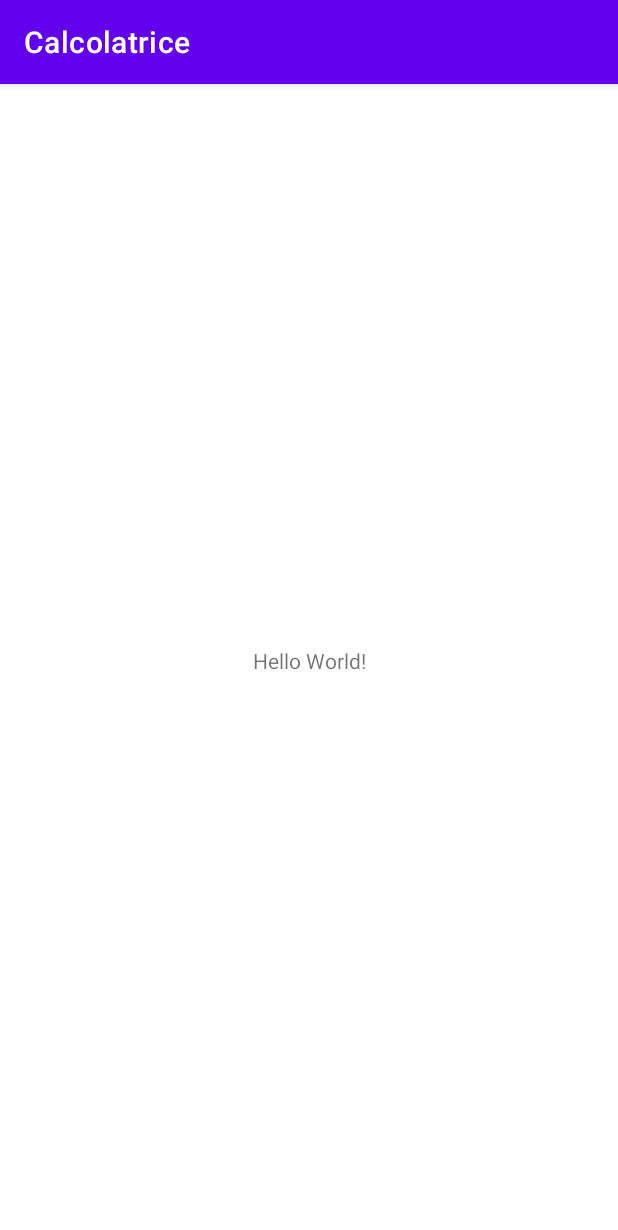
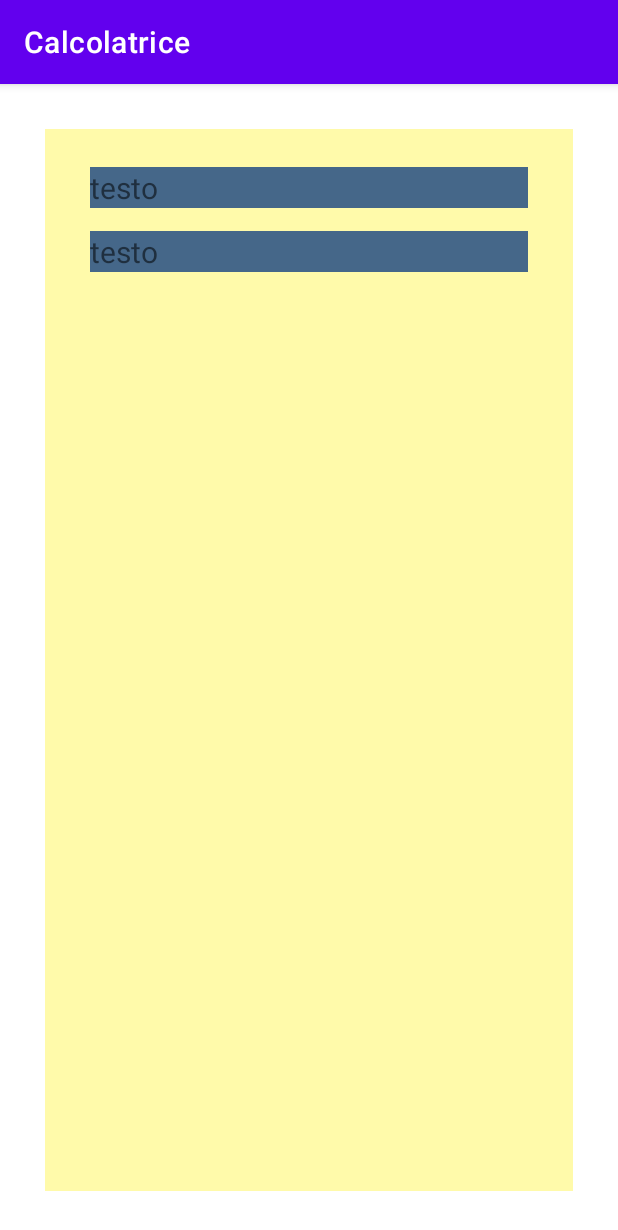
Before and after one commit to MicheleRabesco/AndroidProgramming, an Android app: the screen it shows after launch (MainActivity), on a phone screen of 412 x 824 dp. Shown: the top 1230 px of the screen. Run offline under Robolectric (Android 15) with nearby library versions, the phone set to English and light mode, and no system bars.

Commit message:
Beginning calculator application

```diff
--- a/calcolatrice/src/main/res/layout/activity_main.xml
+++ b/calcolatrice/src/main/res/layout/activity_main.xml
@@ -1,18 +1,43 @@
 <?xml version="1.0" encoding="utf-8"?>
-<androidx.constraintlayout.widget.ConstraintLayout xmlns:android="http://schemas.android.com/apk/res/android"
+<RelativeLayout xmlns:android="http://schemas.android.com/apk/res/android"
     xmlns:app="http://schemas.android.com/apk/res-auto"
     xmlns:tools="http://schemas.android.com/tools"
     android:layout_width="match_parent"
     android:layout_height="match_parent"
     tools:context=".MainActivity">
 
-    <TextView
-        android:layout_width="wrap_content"
-        android:layout_height="wrap_content"
-        android:text="Hello World!"
-        app:layout_constraintBottom_toBottomOf="parent"
-        app:layout_constraintEnd_toEndOf="parent"
-        app:layout_constraintStart_toStartOf="parent"
-        app:layout_constraintTop_toTopOf="parent" />
+    <LinearLayout
+        android:layout_width="match_parent"
+        android:layout_height="match_parent"
+        android:padding="30dp"
+        android:orientation="vertical">
 
-</androidx.constraintlayout.widget.ConstraintLayout>
+        <LinearLayout
+            android:layout_width="match_parent"
+            android:layout_height="match_parent"
+            android:orientation="vertical"
+            android:background="#fffaaa"
+            android:paddingTop="25dp"
+            android:paddingLeft="30dp"
+            android:paddingRight="30dp">
+
+            <TextView
+                android:layout_width="match_parent"
+                android:layout_height="wrap_content"
+                android:text="testo"
+                android:textSize="20sp"
+                android:background="#456789">
+            </TextView>
+            <TextView
+                android:layout_width="match_parent"
+                android:layout_height="wrap_content"
+                android:text="testo"
+                android:textSize="20sp"
+                android:background="#456789"
+                android:layout_marginTop="15dp">
+            </TextView>
+
+        </LinearLayout>
+    </LinearLayout>
+
+</RelativeLayout>
```
